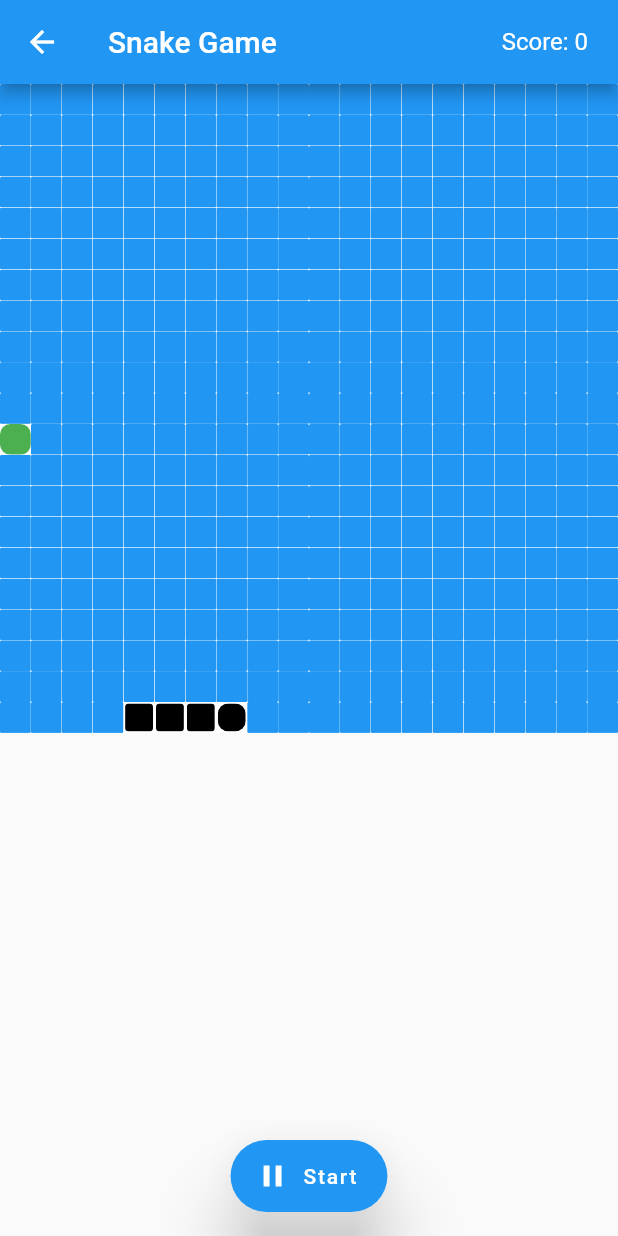
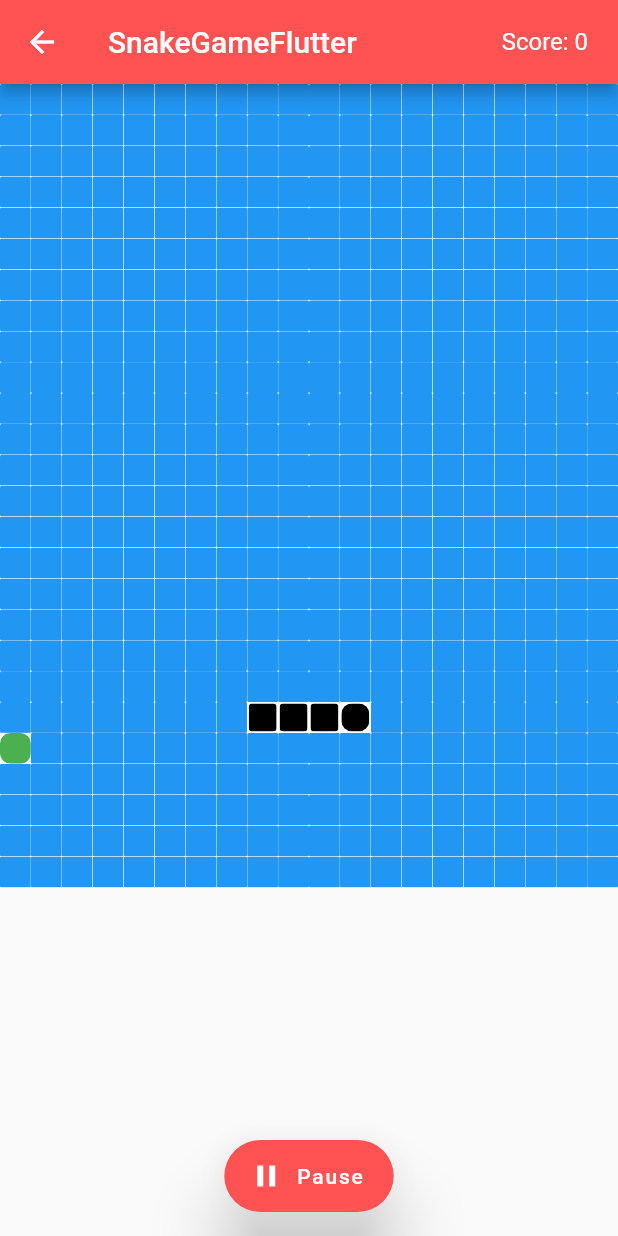
Before and after one commit to arzindani/flutter-snake-game, a Flutter app: the GamePage screen opened directly, after a tap on "Start", on a phone screen of 412 x 824 dp. Run offline on Flutter 3.47's test engine with Material 2 defaults, Android fonts, the phone set to English and light mode, and no system bars.

Commit message:
update game page

```diff
--- a/lib/game_page/game_page.dart
+++ b/lib/game_page/game_page.dart
@@ -2,12 +2,9 @@ import 'dart:async';
 import 'dart:math';
 
 import 'package:flutter/material.dart';
-
 import '../game_over_page/game_over_page.dart';
 
 class GamePage extends StatefulWidget {
-  const GamePage({super.key});
-
   @override
   _GamePageState createState() => _GamePageState();
 }
@@ -18,7 +15,7 @@ class _GamePageState extends State<GamePage> with TickerProviderStateMixin {
   late Animation<double> _snakeAnimation;
   late AnimationController _snakeController;
   List<int> _snake = [404, 405, 406, 407];
-  final int _noOfSquares = 400;
+  final int _noOfSquares = 500;
   final Duration _duration = const Duration(milliseconds: 250);
   final int _squareSize = 20;
   late String _currentSnakeDirection;
@@ -37,66 +34,47 @@ class _GamePageState extends State<GamePage> with TickerProviderStateMixin {
     _hasStarted = true;
     do {
       _snakeFoodPosition = _random.nextInt(_noOfSquares);
-    } while (_snake.contains(_snakeFoodPosition));
+    } while(_snake.contains(_snakeFoodPosition));
     _snakeController = AnimationController(vsync: this, duration: _duration);
-    _snakeAnimation =
-        CurvedAnimation(curve: Curves.easeInOut, parent: _snakeController);
+    _snakeAnimation = CurvedAnimation(curve: Curves.easeInOut, parent: _snakeController);
   }
 
   void _gameStart() {
-    Timer.periodic(const Duration(milliseconds: 250), (Timer timer) {
+    Timer.periodic(Duration(milliseconds: 250), (Timer timer) {
       _updateSnake();
-      if (_hasStarted) {
-        timer.cancel();
-      }
+      if(_hasStarted) timer.cancel();
     });
   }
 
   bool _gameOver() {
-    for (int i = 0; i < _snake.length; i++) {
-      if (_snake.last == _snake[i]) {
-        return true;
-      }
-    }
+    for (int i = 0; i < _snake.length - 1; i++) if (_snake.last == _snake[i]) return true;
     return false;
   }
 
   void _updateSnake() {
-    if (!_hasStarted) {
+    if(!_hasStarted) {
       setState(() {
         _playerScore = (_snake.length - 4) * 100;
         switch (_currentSnakeDirection) {
+          case 'DOWN':
+            if (_snake.last > _noOfSquares) _snake.add(_snake.last + _squareSize - (_noOfSquares + _squareSize));
+            else _snake.add(_snake.last + _squareSize);
+            break;
           case 'UP':
-            if (_snake.last < _squareSize) {
-              _snake.add(
-                  _snake.last - _squareSize + (_noOfSquares + _squareSize));
-            } else {
-              _snake.add(_snake.last - _squareSize);
-            }
-          case 'DOWN':
-            if (_snake.last > _squareSize) {
-              _snake.add(
-                  _snake.last + _squareSize - (_noOfSquares + _squareSize));
-            } else {
-              _snake.add(_snake.last + _squareSize);
-            }
+            if (_snake.last < _squareSize) _snake.add(_snake.last - _squareSize + (_noOfSquares + _squareSize));
+            else _snake.add(_snake.last - _squareSize);
+            break;
+          case 'RIGHT':
+            if ((_snake.last + 1) % _squareSize == 0) _snake.add(_snake.last + 1 - _squareSize);
+            else _snake.add(_snake.last + 1);
+            break;
           case 'LEFT':
-            if (_snake.last % _squareSize == 0) {
-              _snake.add(_snake.last - 1 + _squareSize);
-            } else {
-              _snake.add(_snake.last - 1);
-            }
-          case 'RIGHT':
-            if ((_snake.last + 1) % _squareSize == 0) {
-              _snake.add(_snake.last + 1 - _squareSize);
-            } else {
-              _snake.add(_snake.last + 1);
-            }
+            if ((_snake.last) % _squareSize == 0) _snake.add(_snake.last - 1 + _squareSize);
+            else _snake.add(_snake.last - 1);
         }
 
-        if (_snake.last != _snakeFoodPosition) {
-          _snake.removeAt(0);
-        } else {
+        if (_snake.last != _snakeFoodPosition) _snake.removeAt(0);
+        else {
           do {
             _snakeFoodPosition = _random.nextInt(_noOfSquares);
           } while (_snake.contains(_snakeFoodPosition));
@@ -106,7 +84,7 @@ class _GamePageState extends State<GamePage> with TickerProviderStateMixin {
           setState(() {
             _hasStarted = !_hasStarted;
           });
-          Navigator.of(context).push(MaterialPageRoute(builder: (BuildContext context) => GameOverScreen(score: _playerScore)));
+          Navigator.of(context).pushReplacement(MaterialPageRoute(builder: (context) => GameOverScreen(score: _playerScore)));
         }
       });
     }
@@ -116,86 +94,68 @@ class _GamePageState extends State<GamePage> with TickerProviderStateMixin {
   Widget build(BuildContext context) {
     return Scaffold(
       appBar: AppBar(
-        title: const Text(
-          'Snake Game',
-          style: TextStyle(color: Colors.white, fontSize: 20),
-        ),
+        title: Text('SnakeGameFlutter', style: TextStyle(color: Colors.white, fontSize: 20.0)),
+        centerTitle: false,
+        backgroundColor: Colors.redAccent,
         actions: <Widget>[
           Center(
             child: Padding(
-                  padding: const EdgeInsets.symmetric(horizontal: 20),
-                  child: Text(
-                    'Score: $_playerScore',
-                    style: const TextStyle(fontSize: 16),
-                  )))
+              padding: const EdgeInsets.symmetric(horizontal: 20.0),
+              child: Text('Score: $_playerScore', style: TextStyle(fontSize: 16.0)),
+            )
+          )
         ],
       ),
+      floatingActionButtonLocation: FloatingActionButtonLocation.centerFloat,
       floatingActionButton: FloatingActionButton.extended(
+        backgroundColor: Colors.redAccent,
+        elevation: 20,
+        label: Text(
+          _hasStarted ? 'Start' : 'Pause',
+          style: TextStyle(),
+        ),
         onPressed: () {
           setState(() {
-            if (_hasStarted) {
-              _snakeController.forward();
-            } else {
-              _snakeController.reverse();
+            if(_hasStarted) _snakeController.forward();
+            else _snakeController.reverse();
             _hasStarted = !_hasStarted;
             _gameStart();
-            }
           });
         },
-        elevation: 20,
-        label: Text(_hasStarted ? 'Start' : 'Pause'),
-        icon: AnimatedIcon(
-            icon: AnimatedIcons.play_pause, progress: _snakeAnimation),
+        icon: AnimatedIcon(icon: AnimatedIcons.play_pause, progress: _snakeAnimation)
       ),
-      floatingActionButtonLocation: FloatingActionButtonLocation.centerFloat,
       body: Center(
         child: GestureDetector(
-          onVerticalDragUpdate: (DragUpdateDetails drag) {
-            if (drag.delta.dy > 0 && _currentSnakeDirection != 'UP') {
-              _currentSnakeDirection = 'DOWN';
-            } else if (drag.delta.dy < 0 && _currentSnakeDirection != 'DOWN') {
-              _currentSnakeDirection = 'UP';
-            }
+          onVerticalDragUpdate: (drag) {
+            if (drag.delta.dy > 0 && _currentSnakeDirection != 'UP') _currentSnakeDirection = 'DOWN';
+            else if (drag.delta.dy < 0 && _currentSnakeDirection != 'DOWN') _currentSnakeDirection = 'UP';
           },
-          onHorizontalDragUpdate: (DragUpdateDetails drag) {
-            if (drag.delta.dx > 0 && _currentSnakeDirection != 'LEFT') {
-              _currentSnakeDirection = 'RIGHT';
-            } else if (drag.delta.dx < 0 && _currentSnakeDirection != 'RIGHT') {
-              _currentSnakeDirection = 'LEFT';
-            }
+          onHorizontalDragUpdate: (drag) {
+            if (drag.delta.dx > 0 && _currentSnakeDirection != 'LEFT') _currentSnakeDirection = 'RIGHT';
+            else if (drag.delta.dx < 0 && _currentSnakeDirection != 'RIGHT')  _currentSnakeDirection = 'LEFT';
           },
           child: Container(
             width: MediaQuery.of(context).size.width,
             child: GridView.builder(
               itemCount: _squareSize + _noOfSquares,
-                  physics: const NeverScrollableScrollPhysics(),
-                  gridDelegate: SliverGridDelegateWithFixedCrossAxisCount(
-                      crossAxisCount: _squareSize),
+              physics: NeverScrollableScrollPhysics(),
+              gridDelegate: SliverGridDelegateWithFixedCrossAxisCount(crossAxisCount: _squareSize),
               itemBuilder: (BuildContext context, int index) {
                 return Center(
                   child: Container(
                     color: Colors.white,
-                        padding: _snake.contains(index)
-                            ? const EdgeInsets.all(1)
-                            : const EdgeInsets.all(0),
+                    padding: _snake.contains(index) ? EdgeInsets.all(1) : EdgeInsets.all(0),
                     child: ClipRRect(
-                          borderRadius: index == _snakeFoodPosition ||
-                                  index == _snake.last
-                              ? BorderRadius.circular(7)
-                              : _snake.contains(index)
-                                  ? BorderRadius.circular(2.5)
-                                  : BorderRadius.circular(1),
+                      borderRadius: index == _snakeFoodPosition || index == _snake.last ? BorderRadius.circular(7) : _snake.contains(index) ? BorderRadius.circular(2.5) : BorderRadius.circular(1),
                       child: Container(
-                            color: _snake.contains(index)
-                                ? Colors.black
-                                : index == _snakeFoodPosition
-                                    ? Colors.green
-                                    : Colors.blue,
+                        color: _snake.contains(index) ? Colors.black : index == _snakeFoodPosition ? Colors.green : Colors.blue
                       ),
                     ),
                   ),
                 );
-                  })),
+              },
+            ),
+          ),
         ),
       ),
     );
```
Lines whose indentation alone changed are shown as unchanged.
